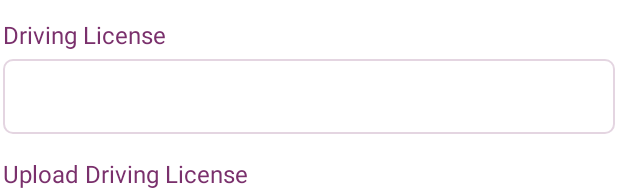
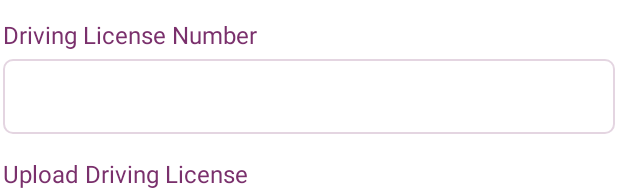
Before and after one commit to cybiteOfficial/Dk_finance_Android, an Android app: the layout fragment_driving_license.xml on its own in the app's theme, with its tools: preview values and no code run, on a phone screen of 412 x 824 dp. Shown: the top 196 px of the screen. Run offline under Robolectric (Android 15) with nearby library versions, the phone set to English and light mode, and no system bars.

Commit message:
minor bugs fixed

```diff
--- a/app/src/main/res/layout/activity_kyc_2.xml
+++ b/app/src/main/res/layout/activity_kyc_2.xml
@@ -140,11 +140,12 @@
                     android:layout_width="match_parent"
                     android:layout_height="wrap_content"
                     android:layout_marginTop="40dp"
-                    android:layout_marginBottom="20dp"
+                    android:layout_marginBottom="80dp"
                     android:background="@drawable/addspinnerbg"
                     android:padding="16dp"
                     android:spinnerMode="dropdown"
-                    android:popupBackground="@color/black" />
+                    android:popupBackground="@color/black"
+                    />
 
             </LinearLayout>
         </ScrollView>
--- a/app/src/main/res/layout/fragment_driving_license.xml
+++ b/app/src/main/res/layout/fragment_driving_license.xml
@@ -19,7 +19,7 @@
             android:layout_width="match_parent"
             android:layout_height="wrap_content"
             android:textColor="@color/primary"
-            android:text="Driving License"
+            android:text="Driving License Number"
             android:layout_marginTop="10dp"
             android:textSize="16sp"
             android:gravity="left" />
--- a/app/src/main/res/layout/fragment_voter_id.xml
+++ b/app/src/main/res/layout/fragment_voter_id.xml
@@ -19,7 +19,7 @@
             android:layout_width="match_parent"
             android:layout_height="wrap_content"
             android:textColor="@color/primary"
-            android:text="Voter Id"
+            android:text="Voter ID"
             android:layout_marginTop="10dp"
             android:textSize="16sp"
             android:gravity="left" />
```
Also changed, not shown: app/src/main/java/com/example/bankapp/KycActivity2.java (+4 -3 lines).
